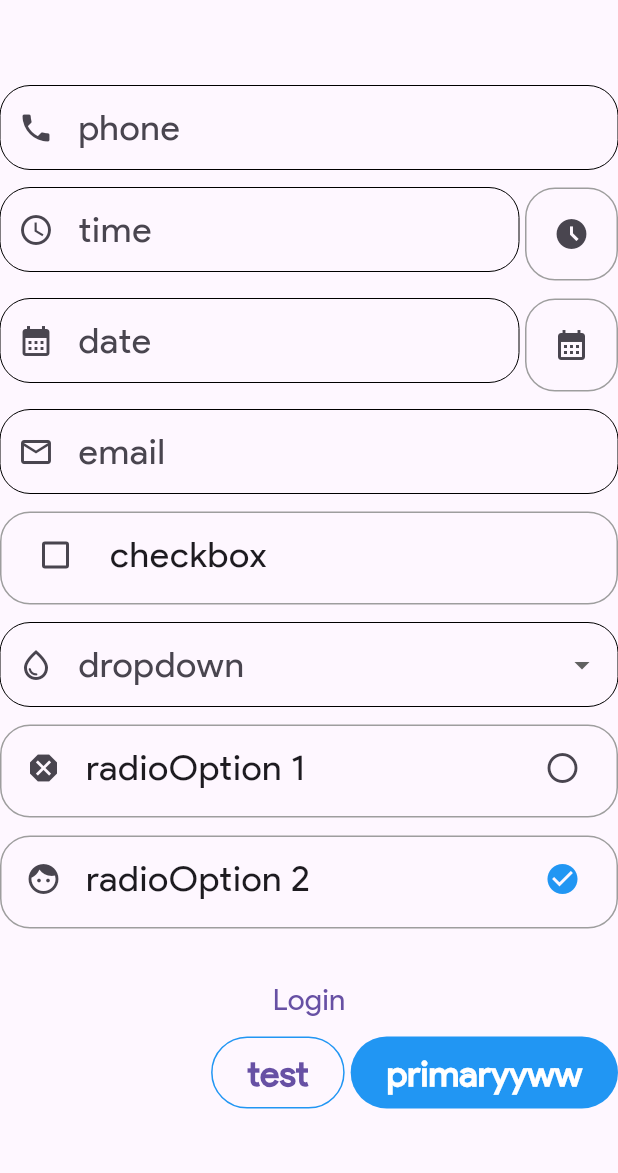
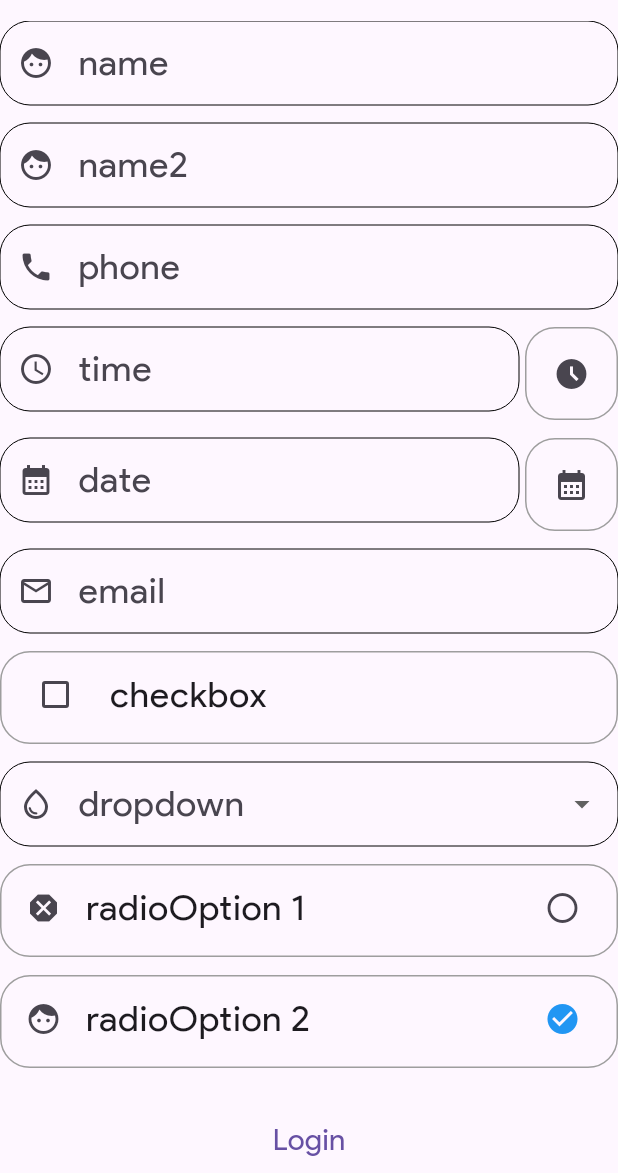
Before and after one commit to alexbartolo/banda_app, a Flutter app: the screen it shows after launch, on a phone screen of 412 x 824 dp, the part 63-1236 px from its top. Run offline on Flutter 3.47's test engine with Material 2 defaults, Android fonts, the phone set to English and light mode, and no system bars; our stand-ins replace mask_text_input_formatter.

Commit message:
Fixed issue #7

```diff
--- a/lib/components/input.component.dart
+++ b/lib/components/input.component.dart
@@ -20,8 +20,13 @@ class TextInput extends StatelessWidget with Input {
   final String inputName;
   final String inputType;
   final Icon? inputIcon;
+  late final TextEditingController _textEditingController;
+  late final TextInputInformation _textInputInformation;
 
-  TextInput({super.key, required this.inputName, required this.inputType, this.inputIcon});
+  TextInput({super.key, required this.inputName, required this.inputType, this.inputIcon}) {
+    _textEditingController = TextEditingController();
+    _textInputInformation = textInputInformationTypes[inputType] as TextInputInformation;
+  }
 
   @override
   Widget build(BuildContext context) {
@@ -38,23 +43,18 @@ class TextInput extends StatelessWidget with Input {
               borderRadius: BorderRadius.circular(20),
             ),
           ),
-          controller: textInputInformationTypes[inputType]?.textEditingController,
-          keyboardType: textInputInformationTypes[inputType]?.textInputType,
-          textCapitalization: textInputInformationTypes[inputType]?.textCapitalization as TextCapitalization,
-          inputFormatters: [textInputInformationTypes[inputType]?.textEditingFormatter as TextInputFormatter],
-          validator: textInputInformationTypes[inputType]?.validator,
+          controller: _textEditingController,
+          keyboardType: _textInputInformation.textInputType,
+          textCapitalization: _textInputInformation.textCapitalization as TextCapitalization,
+          inputFormatters: [_textInputInformation.textEditingFormatter as TextInputFormatter],
+          validator: _textInputInformation.validator,
           onSaved: (newValue) {
             data.update = {inputName: newValue};
           },
         ),
       ),
-      if (inputType == "date")
-        DateButton(
-            textEditingController:
-                textInputInformationTypes[inputType]?.textEditingController as TextEditingController),
-      if (inputType == "time")
-        TimeButton(
-            textEditingController: textInputInformationTypes[inputType]?.textEditingController as TextEditingController)
+      if (inputType == "date") DateButton(textEditingController: _textEditingController),
+      if (inputType == "time") TimeButton(textEditingController: _textEditingController)
     ]);
   }
 }
@@ -252,10 +252,12 @@ class FormInput extends StatelessWidget {
   void validateAndSave() {
     final FormState? form = _formKey.currentState;
 
-    if (form!.validate()) form.save();
-    storedData.add(data);
+    if (form!.validate()) {
+      form.save();
+      storedData.add(data);
 
-    storage.write(json.encode(storedData.toString()), "test");
+      storage.write(json.encode(storedData.toString()), "test");
+    }
   }
 
   @override
--- a/lib/main.dart
+++ b/lib/main.dart
@@ -69,6 +69,8 @@ class _MyHomePageState extends State<MyHomePage> {
                 child: Column(mainAxisAlignment: MainAxisAlignment.center, children: <Widget>[
           FormInput(
               formFields: [
+                TextInput(inputName: "name", inputType: "name", inputIcon: const Icon(Icons.face)),
+                TextInput(inputName: "name2", inputType: "name", inputIcon: const Icon(Icons.face)),
                 TextInput(inputName: "phone", inputType: "phone", inputIcon: const Icon(Icons.phone)),
                 TextInput(inputName: "time", inputType: "time", inputIcon: const Icon(Icons.access_time)),
                 TextInput(inputName: "date", inputType: "date", inputIcon: const Icon(Icons.calendar_month)),
@@ -84,14 +86,14 @@ class _MyHomePageState extends State<MyHomePage> {
                   defaultRadioOption: "radioOption 2",
                 )
               ],
-              buttons: const ButtonGroup(buttons: [
-                SecondaryButton(
+              buttons: ButtonGroup(buttons: [
+                const SecondaryButton(
                   buttonName: "test",
                   buttonAction: checkContext,
                 ),
                 PrimaryButton(
                   buttonName: "primaryyww",
-                  buttonAction: checkContext,
+                  buttonAction: (context) => checkContext(context),
                 )
               ])),
           for (var test in storedData) FormOutput(testForm: test)
--- a/lib/utils/text.utils.dart
+++ b/lib/utils/text.utils.dart
@@ -18,20 +18,14 @@ class TextInputInformation {
   final TextInputType textInputType;
   TextInputFormatter? textEditingFormatter;
   TextCapitalization? textCapitalization;
-  TextEditingController textEditingController = TextEditingController();
   final String? Function(String?)? validator;
 
   TextInputInformation.number(
-      {required this.textInputType,
-      required this.textEditingFormatter,
-      required this.validator}) {
+      {required this.textInputType, required this.textEditingFormatter, required this.validator}) {
     textCapitalization = TextCapitalization.none;
   }
 
-  TextInputInformation.string(
-      {required this.textInputType,
-      required this.textCapitalization,
-      this.validator}) {
+  TextInputInformation.string({required this.textInputType, required this.textCapitalization, this.validator}) {
     textEditingFormatter = MaskTextInputFormatter();
   }
 }
@@ -39,27 +33,19 @@ class TextInputInformation {
 Map<String, TextInputInformation> textInputInformationTypes = {
   "date": TextInputInformation.number(
       textInputType: TextInputType.datetime,
-      textEditingFormatter: MaskTextInputFormatter(
-          mask: "##/##/####", filter: {"#": RegExp(r'[0-9]')}),
+      textEditingFormatter: MaskTextInputFormatter(mask: "##/##/####", filter: {"#": RegExp(r'[0-9]')}),
       validator: validateDate),
   "time": TextInputInformation.number(
       textInputType: TextInputType.datetime,
-      textEditingFormatter: MaskTextInputFormatter(
-          mask: "##:##", filter: {"#": RegExp(r'[0-9]')}),
+      textEditingFormatter: MaskTextInputFormatter(mask: "##:##", filter: {"#": RegExp(r'[0-9]')}),
       validator: validateTime),
   "phone": TextInputInformation.number(
       textInputType: TextInputType.phone,
-      textEditingFormatter: MaskTextInputFormatter(
-          mask: "########", filter: {"#": RegExp(r'[0-9]')}),
+      textEditingFormatter: MaskTextInputFormatter(mask: "########", filter: {"#": RegExp(r'[0-9]')}),
       validator: validatePhone),
   "email": TextInputInformation.string(
-      textInputType: TextInputType.emailAddress,
-      textCapitalization: TextCapitalization.none,
-      validator: validateEmail),
-  "name": TextInputInformation.string(
-      textInputType: TextInputType.name,
-      textCapitalization: TextCapitalization.words),
-  "normal": TextInputInformation.string(
-      textInputType: TextInputType.text,
-      textCapitalization: TextCapitalization.sentences)
+      textInputType: TextInputType.emailAddress, textCapitalization: TextCapitalization.none, validator: validateEmail),
+  "name": TextInputInformation.string(textInputType: TextInputType.name, textCapitalization: TextCapitalization.words),
+  "normal":
+      TextInputInformation.string(textInputType: TextInputType.text, textCapitalization: TextCapitalization.sentences)
 };
```
